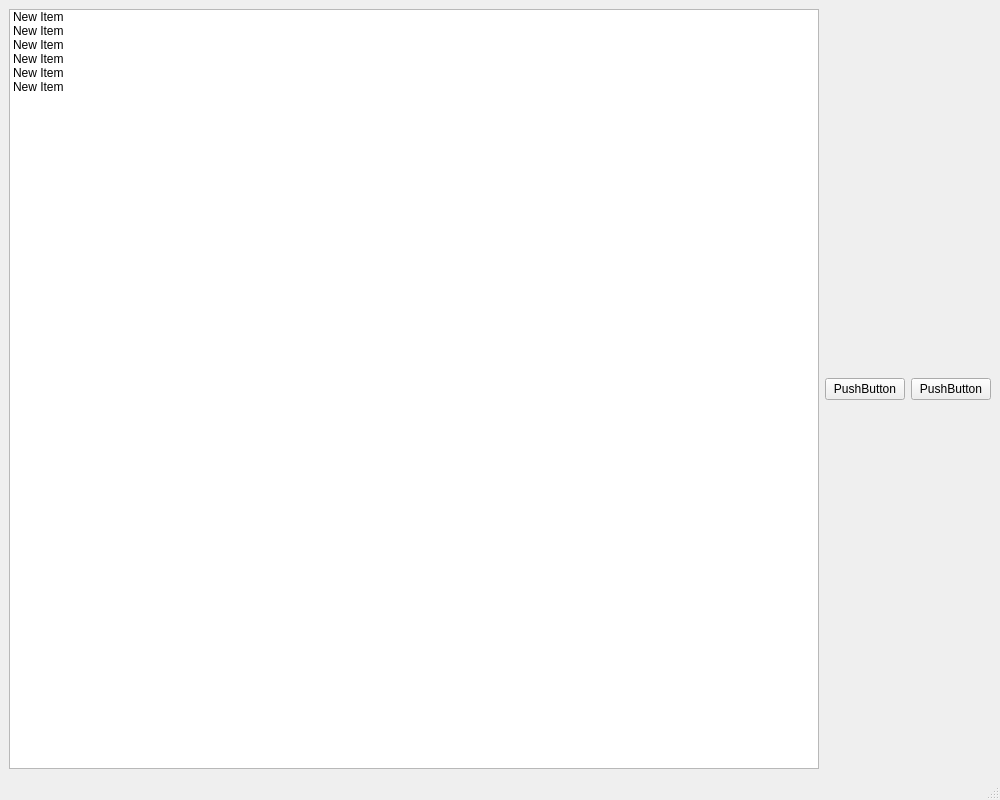
First picture: the form in ui.ui, repository SwiftyKey/CostAccounting, before the edit.
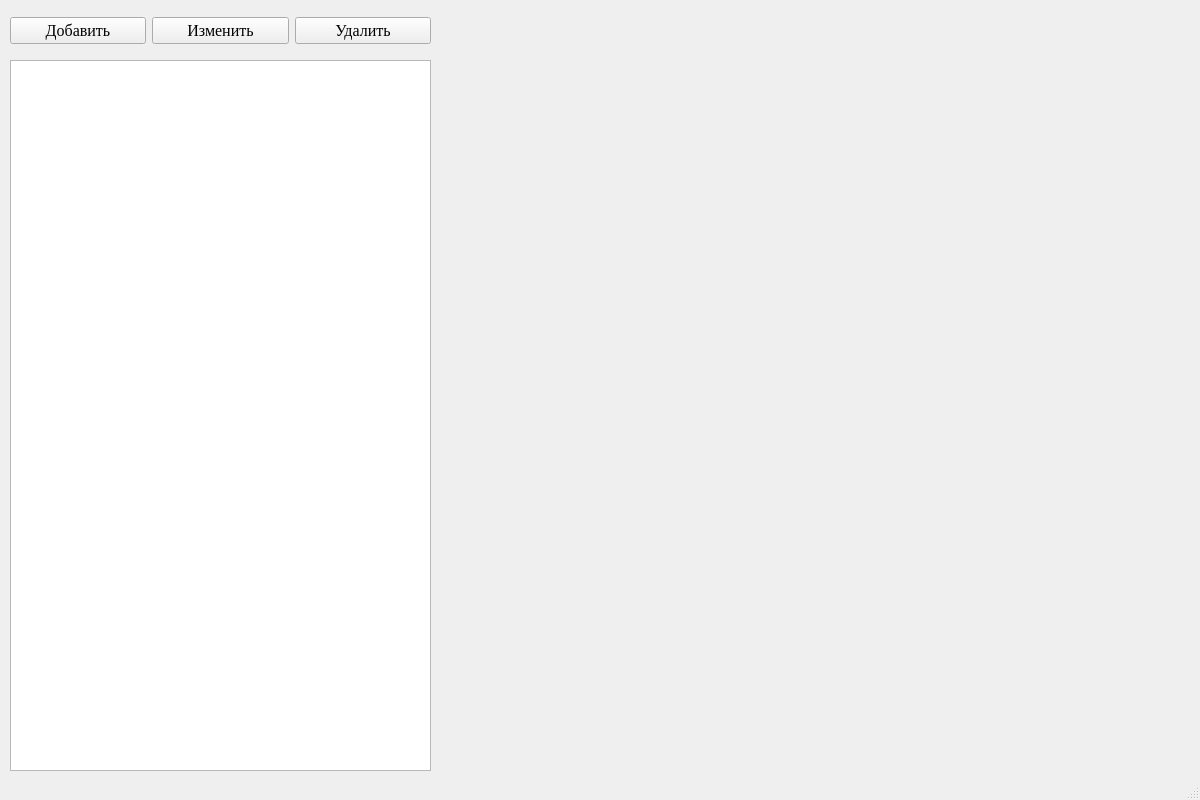
Second picture: the form after the edit.

What changed in the file:
```diff
--- a/ui.ui
+++ b/ui.ui
@@ -6,68 +6,69 @@
    <rect>
     <x>0</x>
     <y>0</y>
-    <width>1000</width>
+    <width>1200</width>
     <height>800</height>
    </rect>
   </property>
+  <property name="font">
+   <font>
+    <family>Times New Roman</family>
+    <pointsize>12</pointsize>
+   </font>
+  </property>
   <property name="windowTitle">
    <string>MainWindow</string>
   </property>
   <widget class="QWidget" name="centralwidget">
-   <layout class="QVBoxLayout" name="verticalLayout">
-    <item>
+   <widget class="QWidget" name="layoutWidget">
+    <property name="geometry">
+     <rect>
+      <x>10</x>
+      <y>10</y>
+      <width>421</width>
+      <height>41</height>
+     </rect>
+    </property>
      <layout class="QHBoxLayout" name="horizontalLayout">
       <item>
-       <widget class="QListWidget" name="listWidget">
-        <item>
+      <widget class="QPushButton" name="button_add">
          <property name="text">
-          <string>New Item</string>
-         </property>
-        </item>
-        <item>
-         <property name="text">
-          <string>New Item</string>
-         </property>
-        </item>
-        <item>
-         <property name="text">
-          <string>New Item</string>
-         </property>
-        </item>
-        <item>
-         <property name="text">
-          <string>New Item</string>
-         </property>
-        </item>
-        <item>
-         <property name="text">
-          <string>New Item</string>
-         </property>
-        </item>
-        <item>
-         <property name="text">
-          <string>New Item</string>
-         </property>
-        </item>
+        <string>Добавить</string>
+       </property>
        </widget>
       </item>
       <item>
        <widget class="QPushButton" name="pushButton">
         <property name="text">
-         <string>PushButton</string>
+        <string>Изменить</string>
         </property>
        </widget>
       </item>
       <item>
        <widget class="QPushButton" name="pushButton_2">
         <property name="text">
-         <string>PushButton</string>
+        <string>Удалить</string>
         </property>
        </widget>
       </item>
      </layout>
-    </item>
-   </layout>
+   </widget>
+   <widget class="QTableWidget" name="tableWidget">
+    <property name="geometry">
+     <rect>
+      <x>10</x>
+      <y>60</y>
+      <width>421</width>
+      <height>711</height>
+     </rect>
+    </property>
+    <property name="font">
+     <font>
+      <family>Times New Roman</family>
+      <pointsize>16</pointsize>
+     </font>
+    </property>
+   </widget>
   </widget>
   <widget class="QStatusBar" name="statusbar"/>
  </widget>
```
Left out of the diff: 19 changed lines with no effect on the pictures. Lines whose indentation alone changed are shown as unchanged.
